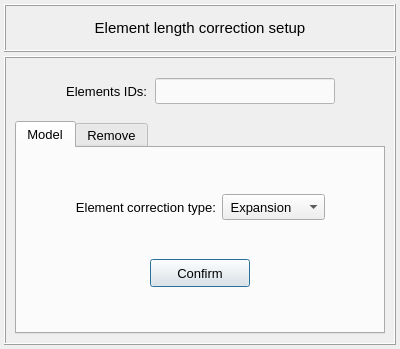
Old version of the form pulse/interface/data/ui_files/model/setup/acoustic/element_length_correction_input.ui in the repository open-pulse/OpenPulse.
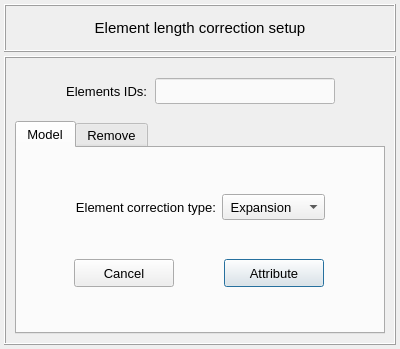
New version of the form.

Commit message: Adjustments on: Stress stiffening, B2P rotation decoupling, and Element length correction classes

What changed in the file:
```diff
--- a/pulse/interface/data/ui_files/model/setup/acoustic/element_length_correction_input.ui
+++ b/pulse/interface/data/ui_files/model/setup/acoustic/element_length_correction_input.ui
@@ -346,6 +346,37 @@
              <enum>QFrame::Raised</enum>
             </property>
             <layout class="QGridLayout" name="gridLayout_2">
+             <item row="0" column="1">
+              <widget class="QPushButton" name="pushButton_attribute">
+               <property name="minimumSize">
+                <size>
+                 <width>100</width>
+                 <height>28</height>
+                </size>
+               </property>
+               <property name="maximumSize">
+                <size>
+                 <width>100</width>
+                 <height>28</height>
+                </size>
+               </property>
+               <property name="font">
+                <font>
+                 <family>MS Shell Dlg 2</family>
+                 <pointsize>10</pointsize>
+                 <weight>50</weight>
+                 <italic>false</italic>
+                 <bold>false</bold>
+                </font>
+               </property>
+               <property name="styleSheet">
+                <string notr="true"/>
+               </property>
+               <property name="text">
+                <string>Attribute</string>
+               </property>
+              </widget>
+             </item>
              <item row="0" column="0">
               <widget class="QPushButton" name="pushButton_confirm">
                <property name="minimumSize">
@@ -373,7 +404,7 @@
                 <string notr="true"/>
                </property>
                <property name="text">
-                <string>Confirm</string>
+                <string>Cancel</string>
                </property>
               </widget>
              </item>
```
Left out of the diff: 2 changed lines with no effect on the pictures. The commit also changes 22 other files.
